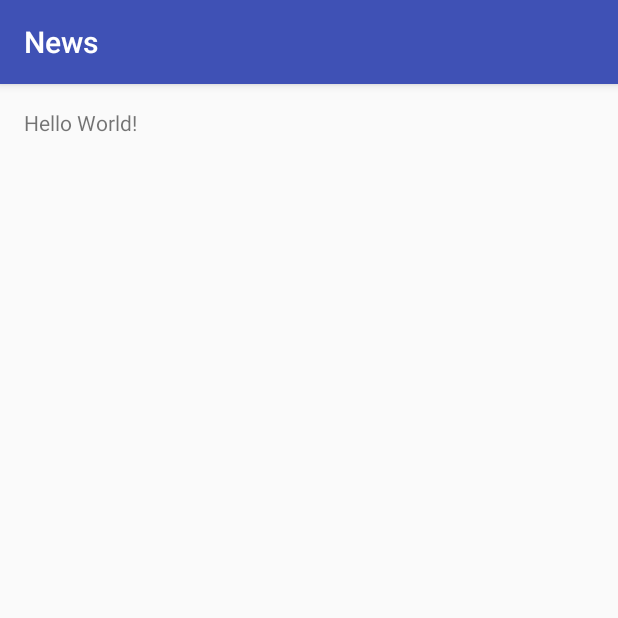
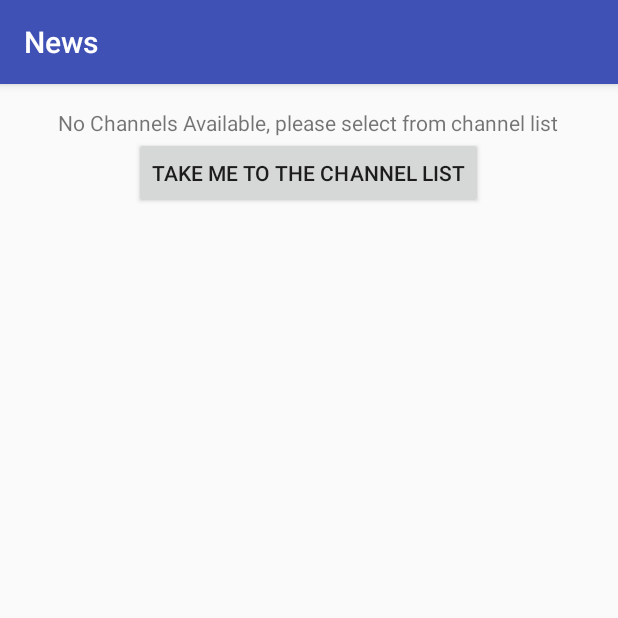
Before and after one commit to sukhvinder1/News, an Android app: the screen it shows after launch (MainActivity), on a phone screen of 412 x 824 dp, the top half of it. Run offline under Robolectric (Android 15) with nearby library versions, the light colour scheme and no system bars.

Commit message:
Added fragment and ites sekelton of visibility

```diff
--- a/app/build.gradle
+++ b/app/build.gradle
@@ -1,13 +1,13 @@
 apply plugin: 'com.android.application'
 
 android {
-    compileSdkVersion 24
-    buildToolsVersion "24.0.1"
+    compileSdkVersion 23
+    buildToolsVersion "23.0.3"
 
     defaultConfig {
         applicationId "com.learning.sukhu.news"
         minSdkVersion 21
-        targetSdkVersion 24
+        targetSdkVersion 23
         versionCode 1
         versionName "1.0"
     }
@@ -22,5 +22,5 @@
 dependencies {
     compile fileTree(dir: 'libs', include: ['*.jar'])
     testCompile 'junit:junit:4.12'
-    compile 'com.android.support:appcompat-v7:24.2.0'
+    compile 'com.android.support:appcompat-v7:23.4.0'
 }
--- /dev/null
+++ b/app/src/main/java/com/learning/sukhu/news/Fragments/SelectButtonFragment.java
@@ -0,0 +1,21 @@
+package com.learning.sukhu.news.Fragments;
+
+import android.app.Fragment;
+import android.os.Bundle;
+import android.view.LayoutInflater;
+import android.view.View;
+import android.view.ViewGroup;
+
+import com.learning.sukhu.news.R;
+
+/**
+ * Created by sukhu on 2016-09-18.
+ */
+public class SelectButtonFragment extends Fragment {
+
+    @Override
+    public View onCreateView(LayoutInflater inflater, ViewGroup container, Bundle savedInstanceState) {
+        View view = inflater.inflate(R.layout.select_channel_button_fragment, container, false);
+        return view;
+    }
+}
--- a/app/src/main/java/com/learning/sukhu/news/MainActivity.java
+++ b/app/src/main/java/com/learning/sukhu/news/MainActivity.java
@@ -1,13 +1,57 @@
 package com.learning.sukhu.news;
 
+import android.os.Bundle;
 import android.support.v7.app.AppCompatActivity;
-import android.os.Bundle;
+import android.util.Log;
+import android.view.View;
+import android.widget.Button;
+import android.widget.Toast;
 
 public class MainActivity extends AppCompatActivity {
+    private Button selectChannels;
+    private String LOG_TAG = "Sukh_tag_MainActivity";
 
     @Override
     protected void onCreate(Bundle savedInstanceState) {
         super.onCreate(savedInstanceState);
         setContentView(R.layout.activity_main);
     }
+
+    protected void onStart(){
+        super.onStart();
+        logIt("INSIDE ON START");
+
+        selectChannels = (Button) findViewById(R.id.selectChannelButton);
+
+        // if user preference is saved, hiding select button channel
+        // TODO if statement logic still pending
+        if(false){
+            logIt("Hiding Select Button channels Panel");
+            hideSelectChannelsPanel();
+        }
+    }
+
+    // on click for select channel button
+    public void selectChannels(View v){
+        Toast.makeText(this, "Hello", Toast.LENGTH_SHORT).show();
+    }
+
+    /**
+     * Generic method to log inside class
+     * @param logText
+     */
+    private void logIt(String logText){
+        Log.v(LOG_TAG, logText);
+    }
+
+    /**
+     * Hiding slect channel panel
+     */
+    private void hideSelectChannelsPanel(){
+        View selectChannelsPanel = findViewById(R.id.selectButtonFragment);
+
+        if(selectChannelsPanel.getVisibility() == View.VISIBLE){
+            selectChannelsPanel.setVisibility(View.GONE);
+        }
+    }
 }
--- a/app/src/main/res/layout/activity_main.xml
+++ b/app/src/main/res/layout/activity_main.xml
@@ -9,8 +9,11 @@
     android:paddingTop="@dimen/activity_vertical_margin"
     tools:context="com.learning.sukhu.news.MainActivity">
 
-    <TextView
-        android:layout_width="wrap_content"
+    <fragment
+        android:layout_width="match_parent"
         android:layout_height="wrap_content"
-        android:text="Hello World!" />
+        android:id="@+id/selectButtonFragment"
+        android:layout_alignParentTop="true"
+        class="com.learning.sukhu.news.Fragments.SelectButtonFragment"/>
+
 </RelativeLayout>
--- /dev/null
+++ b/app/src/main/res/layout/select_channel_button_fragment.xml
@@ -0,0 +1,20 @@
+<?xml version="1.0" encoding="utf-8"?>
+<LinearLayout xmlns:android="http://schemas.android.com/apk/res/android"
+    android:orientation="vertical" android:layout_width="match_parent"
+    android:layout_height="match_parent">
+
+    <TextView
+        android:layout_width="wrap_content"
+        android:layout_height="wrap_content"
+        android:layout_gravity="center"
+        android:text="No Channels Available, please select from channel list"
+        android:id="@+id/selectChannelText" />
+
+    <Button
+        android:layout_width="wrap_content"
+        android:layout_height="wrap_content"
+        android:layout_gravity="center"
+        android:text="Take me to the channel List"
+        android:onClick="selectChannels"
+        android:id="@+id/selectChannelButton" />
+</LinearLayout>
```
